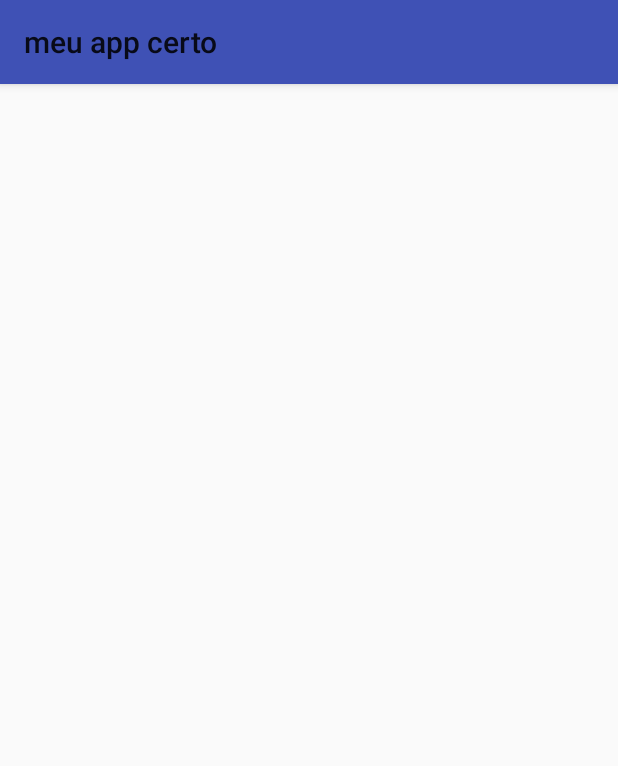
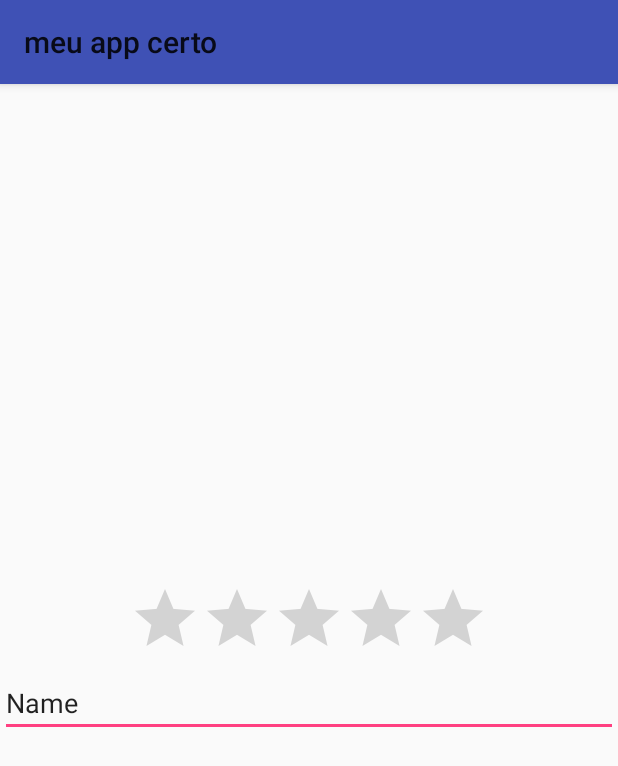
Before and after one commit to regi001/meuappcerto, an Android app: the layout activity_avaliacao.xml on its own in the app's theme, with its tools: preview values and no code run, on a phone screen of 412 x 824 dp. Shown: the top 766 px of the screen. Run offline under Robolectric (Android 15) with nearby library versions, the phone set to English and light mode, and no system bars.

Commit message:
terceiro commit

```diff
--- a/app/src/main/java/br/com/regiane/meuapp/meuappcerto/estabelecimento/Estabelecimento.java
+++ b/app/src/main/java/br/com/regiane/meuapp/meuappcerto/estabelecimento/Estabelecimento.java
@@ -13,7 +13,7 @@ public class Estabelecimento {
     private String latitude;
     private String longitude;
 
-    final  static String ID ="_id";
+  public   final  static String ID ="_id";
     final  static String NOME ="nome";
     final  static String ENDERECO ="endereco";
     final  static String TELEFONE ="telefone";
--- a/app/src/main/res/layout/activity_avaliacao.xml
+++ b/app/src/main/res/layout/activity_avaliacao.xml
@@ -5,5 +5,24 @@
     android:layout_width="match_parent"
     android:layout_height="match_parent"
     tools:context="br.com.regiane.meuapp.meuappcerto.avaliacao.AvaliacaoActivity">
+    <LinearLayout
+        android:layout_width="match_parent"
+        android:layout_height="match_parent"
+        android:orientation="vertical"
+        android:gravity="center">
 
+        <RatingBar
+            android:id="@+id/avaliacao_rbEstrelas"
+            android:layout_width="wrap_content"
+            android:layout_height="wrap_content"
+            android:numStars="5"/>
+
+        <EditText
+            android:id="@+id/avaliacao_edtComentario"
+            android:layout_width="match_parent"
+            android:layout_height="wrap_content"
+            android:ems="10"
+            android:inputType="textPersonName"
+            android:text="Name" />
+    </LinearLayout>
 </android.support.constraint.ConstraintLayout>
--- a/app/src/main/res/values/strings.xml
+++ b/app/src/main/res/values/strings.xml
@@ -8,5 +8,5 @@
     <string name="btn_cancelar">Cancelar</string>
     <string name="tv_nome">Nome</string>
     <string name="NovoMain_button2b">Abrir unidade 2b</string>
-    <string name="estabelecimento_btnSalvar">Salvar</string>
+    <string name="estabelecimento_btnSalvar">Avaliação</string>
 </resources>
```
Also changed, not shown: app/src/main/java/br/com/regiane/meuapp/meuappcerto/avaliacao/AvaliacaoActivity.java (+80 -0 lines), app/src/main/java/br/com/regiane/meuapp/meuappcerto/avaliacao/AvaliacaoListActivity.java (+46 -10 lines), app/src/main/java/br/com/regiane/meuapp/meuappcerto/avaliacao/AvalciacaoListAdapter.java (line endings or trailing spaces).
